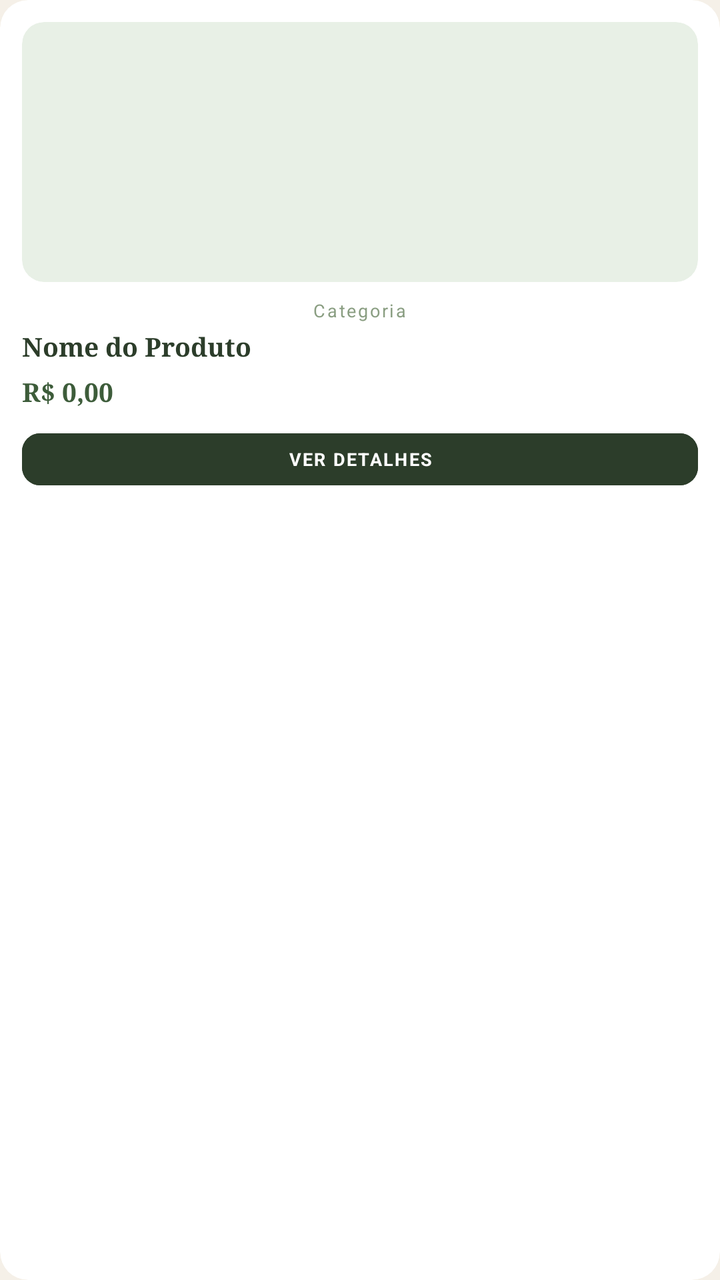
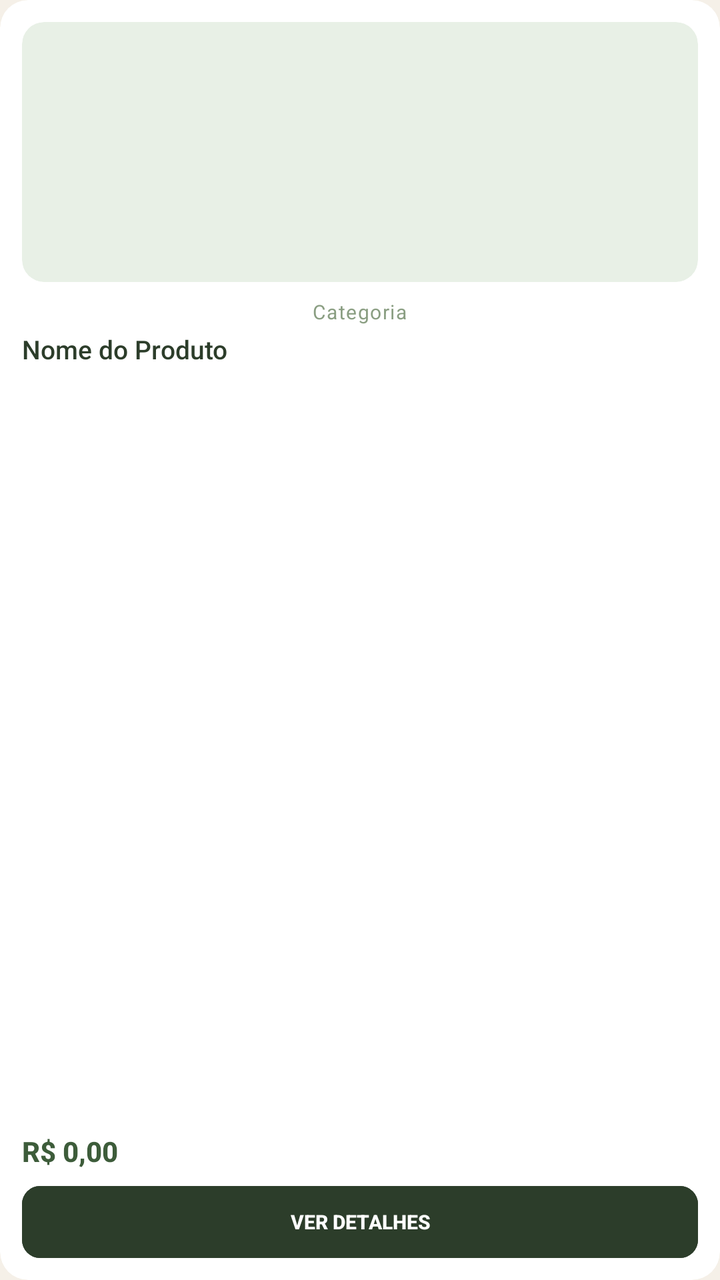

Compare the two renders of this Android layout. The source of the first and the diff that turns it into the second are given below.
<!-- AndroidManifest.xml: application theme Theme.AppLoginTest -->
<!-- res/layout/item_produto.xml -->
<?xml version="1.0" encoding="utf-8"?>
<androidx.cardview.widget.CardView
    xmlns:android="http://schemas.android.com/apk/res/android"
    xmlns:app="http://schemas.android.com/apk/res-auto"
    android:layout_width="match_parent"
    android:layout_height="wrap_content"
    android:layout_margin="5dp"
    app:cardCornerRadius="14dp"
    app:cardElevation="0dp"
    app:cardBackgroundColor="@color/white">

    
    <LinearLayout
        android:layout_width="match_parent"
        android:layout_height="wrap_content"
        android:orientation="vertical"
        android:padding="11dp"
        android:gravity="center_horizontal">

        
        <androidx.cardview.widget.CardView
            android:layout_width="match_parent"
            android:layout_height="130dp"
            app:cardCornerRadius="11dp"
            app:cardElevation="0dp"
            app:cardBackgroundColor="@color/verde_fundo_badge">

            <ImageView
                android:id="@+id/imgProduto"
                android:layout_width="match_parent"
                android:layout_height="match_parent"
                android:src="@mipmap/ic_launcher"
                android:scaleType="centerCrop" />
        </androidx.cardview.widget.CardView>

        
        <TextView
            android:id="@+id/tvProdutoCategoria"
            android:layout_width="wrap_content"
            android:layout_height="wrap_content"
            android:layout_marginTop="8dp"
            android:text="Categoria"
            android:textColor="@color/texto_badge"
            android:textSize="9sp"
            android:letterSpacing="0.1" />

        
        <TextView
            android:id="@+id/tvProdutoNome"
            android:layout_width="match_parent"
            android:layout_height="wrap_content"
            android:layout_marginTop="3dp"
            android:text="Nome do Produto"
            android:textColor="@color/verde_escuro"
            android:textSize="13sp"
            android:fontFamily="serif"
            android:textStyle="bold"
            android:maxLines="2"
            android:ellipsize="end"
            android:gravity="start"
            android:lineSpacingExtra="1dp" />

        
        <TextView
            android:id="@+id/tvProdutoDescricao"
            android:layout_width="match_parent"
            android:layout_height="wrap_content"
            android:layout_marginTop="2dp"
            android:text="Descrição"
            android:textColor="@color/texto_secundario"
            android:textSize="11sp"
            android:maxLines="1"
            android:ellipsize="end"
            android:visibility="gone" />

        
        <TextView
            android:id="@+id/tvProdutoPreco"
            android:layout_width="match_parent"
            android:layout_height="wrap_content"
            android:layout_marginTop="5dp"
            android:text="R$ 0,00"
            android:textColor="@color/verde_medio"
            android:textSize="13sp"
            android:fontFamily="serif"
            android:textStyle="bold" />

        
        <Button
            android:id="@+id/btnVerDetalhes"
            android:layout_width="match_parent"
            android:layout_height="34dp"
            android:layout_marginTop="8dp"
            android:backgroundTint="@color/verde_escuro"
            android:text="VER DETALHES"
            android:textColor="@color/white"
            android:textSize="9sp"
            android:letterSpacing="0.08"
            android:textStyle="bold"
            app:cornerRadius="9dp" />

    </LinearLayout>
</androidx.cardview.widget.CardView>
<!-- resources referenced by this layout -->
<resources>
  <color name="texto_badge">#8A9E82</color>
  <color name="texto_secundario">#B0A090</color>
  <color name="verde_escuro">#2C3D2A</color>
  <color name="verde_fundo_badge">#E8F0E6</color>
  <color name="verde_medio">#3D5C3A</color>
  <color name="white">#FFFFFFFF</color>
  <!-- mipmap ic_launcher (mipmap-anydpi-v26) -->
  <?xml version="1.0" encoding="utf-8"?>
  <adaptive-icon xmlns:android="http://schemas.android.com/apk/res/android">
      <background android:drawable="@drawable/ic_launcher_background"/>
      <foreground android:drawable="@mipmap/ic_launcher_foreground"/>
  </adaptive-icon>
  <style name="Theme.AppLoginTest" parent="Base.Theme.AppLoginTest" />
  <!-- drawable ic_launcher_background: vector/xml drawable (drawable, 4866 chars, omitted) -->
  <style name="Base.Theme.AppLoginTest" parent="Theme.Material3.DayNight.NoActionBar">
          <item name="colorPrimary">@color/verde_escuro</item>
          <item name="colorPrimaryVariant">@color/verde_medio</item>
          <item name="colorOnPrimary">@color/white</item>
          <item name="colorSecondary">@color/verde_claro</item>
          <item name="colorOnSecondary">@color/verde_escuro</item>
          <item name="android:windowBackground">@color/creme_fundo</item>
          <item name="android:fontFamily">sans-serif</item>
      </style>
  <color name="verde_claro">#8FAD88</color>
  <color name="creme_fundo">#F5F0E8</color>
</resources>

<!-- the commit's change to res/layout/item_produto.xml (unified diff, before → after) -->
@@ -3,16 +3,15 @@
     xmlns:android="http://schemas.android.com/apk/res/android"
     xmlns:app="http://schemas.android.com/apk/res-auto"
     android:layout_width="match_parent"
-    android:layout_height="wrap_content"
+    android:layout_height="290dp"
     android:layout_margin="5dp"
     app:cardCornerRadius="14dp"
     app:cardElevation="0dp"
     app:cardBackgroundColor="@color/white">
 
-    
     <LinearLayout
         android:layout_width="match_parent"
-        android:layout_height="wrap_content"
+        android:layout_height="match_parent"
         android:orientation="vertical"
         android:padding="11dp"
         android:gravity="center_horizontal">
@@ -41,24 +40,26 @@
             android:layout_marginTop="8dp"
             android:text="Categoria"
             android:textColor="@color/texto_badge"
-            android:textSize="9sp"
-            android:letterSpacing="0.1" />
+            android:textSize="10sp"
+            android:fontFamily="sans-serif"
+            android:letterSpacing="0.05" />
 
         
         <TextView
             android:id="@+id/tvProdutoNome"
             android:layout_width="match_parent"
-            android:layout_height="wrap_content"
+            android:layout_height="0dp"
+            android:layout_weight="1"
             android:layout_marginTop="3dp"
             android:text="Nome do Produto"
             android:textColor="@color/verde_escuro"
             android:textSize="13sp"
-            android:fontFamily="serif"
-            android:textStyle="bold"
+            android:fontFamily="sans-serif-medium"
             android:maxLines="2"
             android:ellipsize="end"
             android:gravity="start"
-            android:lineSpacingExtra="1dp" />
+            android:lineSpacingExtra="2dp"
+            android:lineSpacingMultiplier="1.1" />
 
         
         <TextView
@@ -69,6 +70,7 @@
             android:text="Descrição"
             android:textColor="@color/texto_secundario"
             android:textSize="11sp"
+            android:fontFamily="sans-serif"
             android:maxLines="1"
             android:ellipsize="end"
             android:visibility="gone" />
@@ -81,22 +83,27 @@
             android:layout_marginTop="5dp"
             android:text="R$ 0,00"
             android:textColor="@color/verde_medio"
-            android:textSize="13sp"
-            android:fontFamily="serif"
+            android:textSize="14sp"
+            android:fontFamily="sans-serif-medium"
             android:textStyle="bold" />
 
         
         <Button
             android:id="@+id/btnVerDetalhes"
             android:layout_width="match_parent"
-            android:layout_height="34dp"
+            android:layout_height="36dp"
             android:layout_marginTop="8dp"
             android:backgroundTint="@color/verde_escuro"
             android:text="VER DETALHES"
             android:textColor="@color/white"
-            android:textSize="9sp"
-            android:letterSpacing="0.08"
+            android:textSize="10sp"
+            android:letterSpacing="0"
             android:textStyle="bold"
+            android:fontFamily="sans-serif-medium"
+            android:paddingStart="4dp"
+            android:paddingEnd="4dp"
+            android:insetTop="0dp"
+            android:insetBottom="0dp"
             app:cornerRadius="9dp" />
 
     </LinearLayout>
